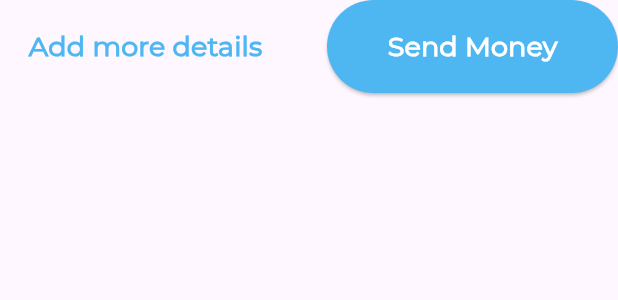
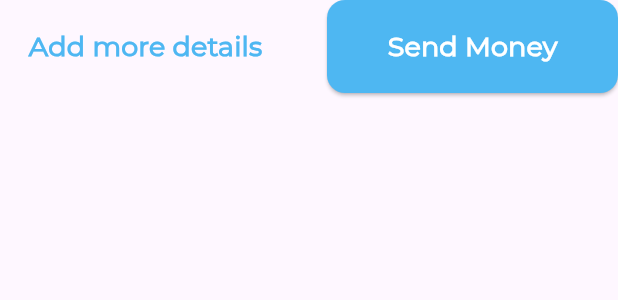
Before and after one commit to Eng-Nader/DashBoard-App, a Flutter app: the CustomButton widget shown alone on an empty page, opened directly, on a phone screen of 412 x 824 dp. Shown: the top 300 px of the screen. Run offline on Flutter 3.47's test engine with Material 3 defaults, Android fonts, the phone set to English and light mode, and no system bars; our stand-ins replace flutter_svg.

Commit message:
Edit in border Radius of Button

```diff
--- a/lib/widget/custom_button.dart
+++ b/lib/widget/custom_button.dart
@@ -10,10 +10,14 @@ class CustomButton extends StatelessWidget {
       mainAxisAlignment: MainAxisAlignment.center,
       children: [
         Expanded(
+          child: SizedBox(
+            height: 62,
             child: TextButton(
               style: TextButton.styleFrom(
+                shape: RoundedRectangleBorder(
+                  borderRadius: BorderRadius.circular(12),
+                ),
                 backgroundColor: Colors.transparent,
-              minimumSize: const Size(262, 62),
               ),
               onPressed: () {},
               child: Text(
@@ -24,14 +28,19 @@ class CustomButton extends StatelessWidget {
               ),
             ),
           ),
+        ),
         const SizedBox(
           width: 24,
         ),
         Expanded(
+          child: SizedBox(
+            height: 62,
             child: ElevatedButton(
               style: ElevatedButton.styleFrom(
+                shape: RoundedRectangleBorder(
+                  borderRadius: BorderRadius.circular(12),
+                ),
                 backgroundColor: const Color(0xff4EB7F2),
-              minimumSize: const Size(262, 62),
               ),
               onPressed: () {},
               child: const Text(
@@ -40,6 +49,7 @@ class CustomButton extends StatelessWidget {
               ),
             ),
           ),
+        ),
       ],
     );
   }
```
Lines whose indentation alone changed are shown as unchanged.
